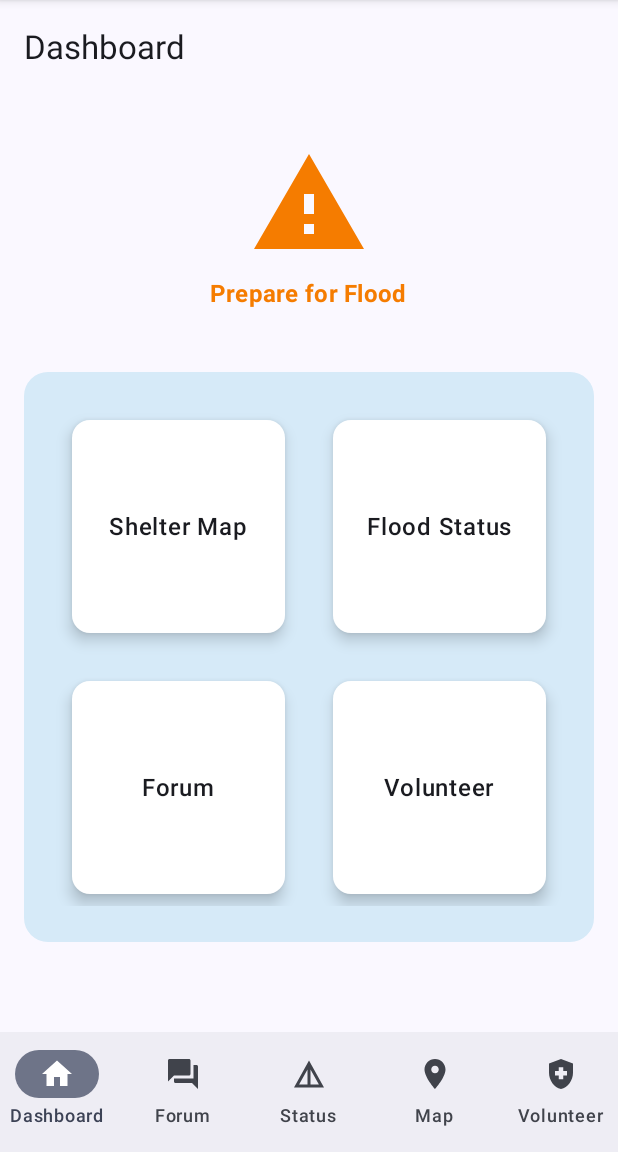
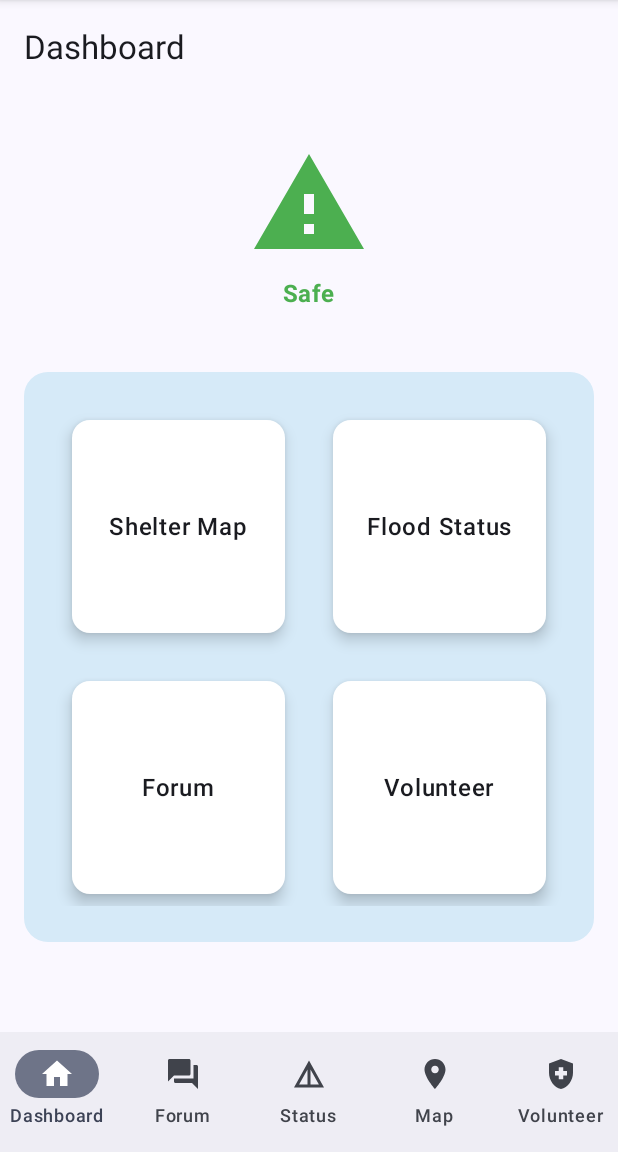
Before and after one commit to TXY05/FloodAid, an Android app built with Jetpack Compose: the screen it shows after launch (MainActivity), on a phone screen of 412 x 824 dp, the part 84-1236 px from its top. Run offline under Robolectric (Android 15) with nearby library versions, the phone set to English and light mode, and no system bars.

Commit message:
Dashboard Function
Add dialog box when pressing status

```diff
--- a/app/src/main/java/com/example/floodaid/screen/Dashboard.kt
+++ b/app/src/main/java/com/example/floodaid/screen/Dashboard.kt
@@ -2,7 +2,6 @@ package com.example.floodaid.screen
 
 import BottomBar
 import android.annotation.SuppressLint
-import android.util.Log
 import androidx.compose.animation.AnimatedVisibility
 import androidx.compose.animation.expandVertically
 import androidx.compose.animation.fadeIn
@@ -22,22 +21,26 @@ import androidx.compose.foundation.layout.*
 import androidx.compose.foundation.lazy.grid.GridCells
 import androidx.compose.foundation.lazy.grid.LazyVerticalGrid
 import androidx.compose.foundation.lazy.grid.items
+import androidx.compose.foundation.shape.CircleShape
 import androidx.compose.foundation.shape.RoundedCornerShape
 import androidx.compose.material.icons.Icons
+import androidx.compose.material.icons.filled.CheckCircle
 import androidx.compose.material.icons.filled.Warning
 import androidx.compose.material3.*
 import androidx.compose.runtime.Composable
+import androidx.compose.runtime.mutableStateOf
+import androidx.compose.runtime.remember
 import androidx.compose.ui.Alignment
 import androidx.compose.ui.Modifier
 import androidx.compose.ui.draw.clip
 import androidx.compose.ui.graphics.Color
+import androidx.compose.ui.graphics.vector.ImageVector
 import androidx.compose.ui.text.font.FontWeight
 import androidx.compose.ui.tooling.preview.Preview
 import androidx.compose.ui.unit.dp
 import androidx.navigation.NavController
 import androidx.navigation.NavHostController
 import androidx.navigation.compose.rememberNavController
-import com.example.floodaid.composable.TopBar
 import com.example.floodaid.ui.theme.FloodAidTheme
 
 @OptIn(ExperimentalMaterial3Api::class)
@@ -58,7 +61,7 @@ fun Dashboard(
 
 @OptIn(ExperimentalMaterial3Api::class)
 @Composable
-fun DashboardScreen(navController: NavController, userName: String = "User") {
+fun DashboardScreen(navController: NavController) {
     Scaffold(
         topBar = {
             TopAppBar(title = { Text("Dashboard") })
@@ -99,29 +102,80 @@ fun DashboardScreen(navController: NavController, userName: String = "User") {
 }
 
 @Composable
-fun FloodStatusHeader() {
+fun FloodStatusHeader(status: String = "Safe") {
+    val (showLegendDialog, setShowLegendDialog) = remember { mutableStateOf(false) }
+
+    val (iconColor, textColor, message) = when (status) {
+        "Flooded" -> Triple(Color.Red, Color.Red, "Flooded Area Detected")
+        "Safe" -> Triple(Color(0xFF4CAF50), Color(0xFF4CAF50), "Safe")
+        else -> Triple(Color.Gray, Color.Gray, "Unknown Status")
+    }
+
     Column(
         modifier = Modifier
             .fillMaxWidth()
-            .padding(16.dp),
+            .padding(16.dp)
+            .clickable { setShowLegendDialog(true) }, // Open dialog on click
         horizontalAlignment = Alignment.CenterHorizontally
     ) {
-        // Replace with Image if you have a vector or drawable asset
         Icon(
             imageVector = Icons.Default.Warning,
-            contentDescription = "Flood Warning Icon",
-            tint = Color(0xFFF57C00),
+            contentDescription = "Flood Status Icon",
+            tint = iconColor,
             modifier = Modifier.size(80.dp)
         )
         Spacer(modifier = Modifier.height(8.dp))
         Text(
-            text = "Prepare for Flood",
-            color = Color(0xFFF57C00),
+            text = message,
+            color = textColor,
             fontWeight = FontWeight.Bold,
             style = MaterialTheme.typography.titleMedium
         )
     }
+
+    if (showLegendDialog) {
+        AlertDialog(
+            onDismissRequest = { setShowLegendDialog(false) },
+            title = { Text("Flood Status Information") },
+            text = {
+                Column(verticalArrangement = Arrangement.spacedBy(8.dp)) {
+                    LegendItem(color = Color(0xFFE53935), label = "Flooded", logo = Icons.Default.Warning)
+                    LegendItem(color = Color(0xFF4CAF50), label = "Safe", logo = Icons.Default.CheckCircle)
+                }
+            },
+            confirmButton = {
+                Button(onClick = { setShowLegendDialog(false) }) {
+                    Text("Close")
+                }
+            }
+        )
+    }
 }
+
+@Composable
+fun LegendItem(color: Color, label: String, logo: ImageVector) {
+    Row(
+        verticalAlignment = Alignment.CenterVertically,
+        modifier = Modifier.padding(8.dp)
+    ) {
+        Icon(
+            imageVector = logo,
+            contentDescription = "$label Logo",
+            modifier = Modifier.size(24.dp),
+            tint = color
+        )
+        Spacer(modifier = Modifier.width(8.dp))
+        Box(
+            modifier = Modifier
+                .size(16.dp)
+                .clip(CircleShape)
+                .background(color)
+        )
+        Spacer(modifier = Modifier.width(8.dp))
+        Text(text = label, style = MaterialTheme.typography.bodyMedium)
+    }
+}
+
 
 @Composable
 fun DashboardGrid(navController: NavController) {
```
